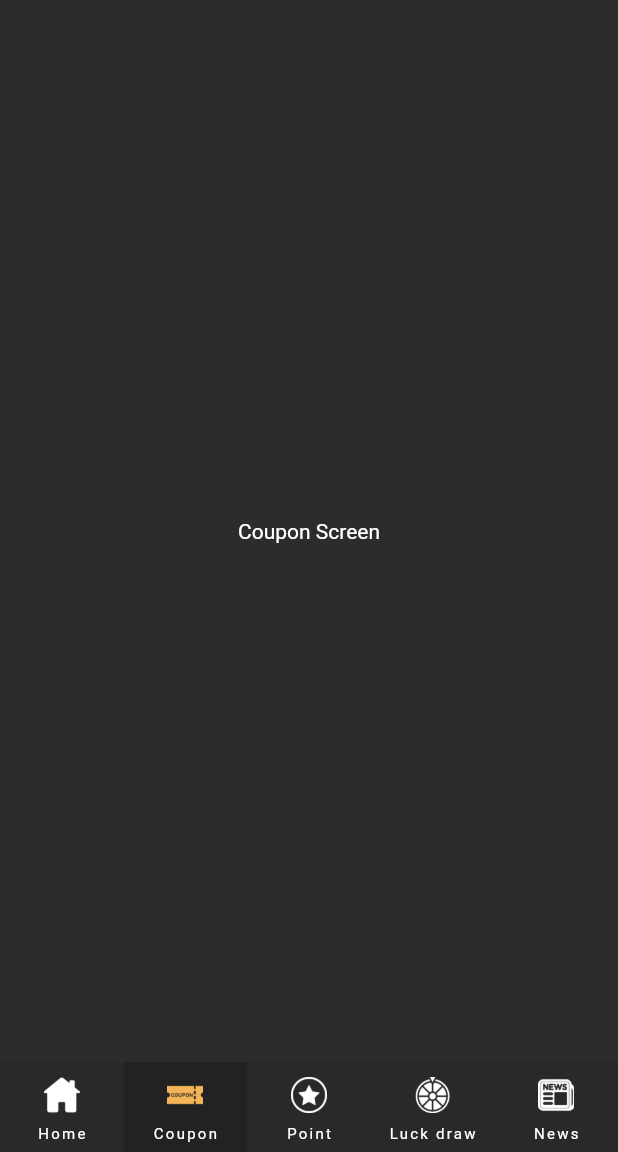
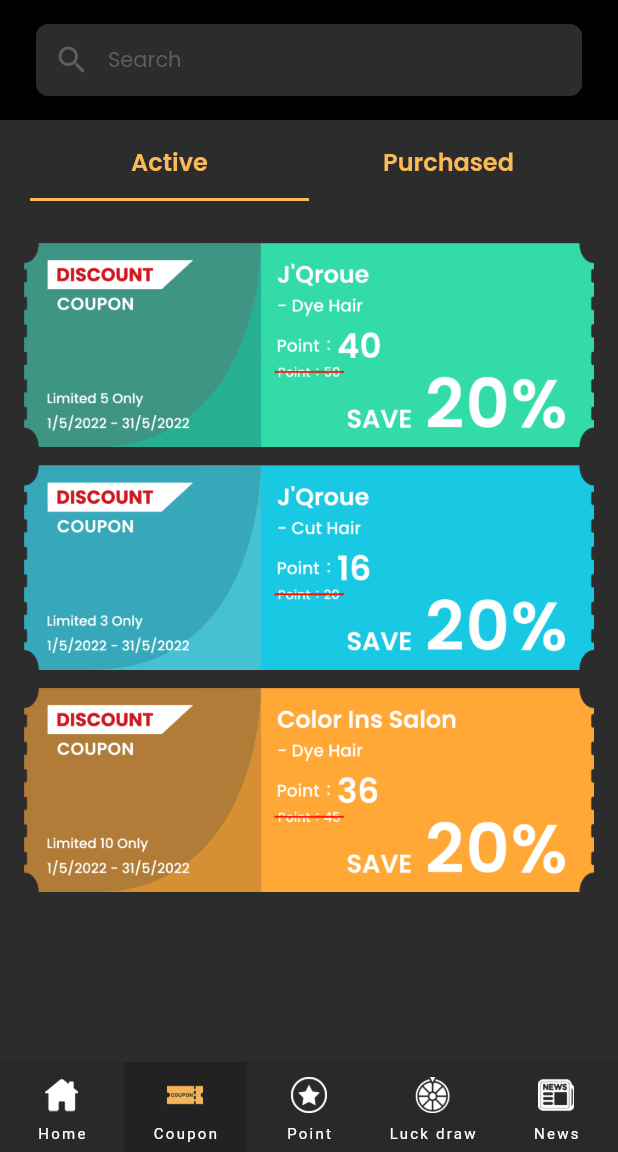
Before and after one commit to Abubakarshaikh/9coin, a Flutter app: the HomeView screen opened directly, item 2 of the bottom bar chosen, on a phone screen of 412 x 824 dp, the part 84-1236 px from its top. Run offline on Flutter 3.47's test engine with Material 2 defaults, Android fonts, the phone set to English and light mode, and no system bars; drawn by our look-alikes of badges; generated files the repository leaves out were written again.

Commit message:
created copoun screen

```diff
--- a/lib/assets/assets.dart
+++ b/lib/assets/assets.dart
@@ -11,19 +11,17 @@
   static String bookShoop = "assets/pics/bookshop.jpg";
   static String maximise = "assets/pics/maximise.jpg";
   static String chickenRice1 = "assets/pics/chicken-rice-1.jpg";
-
   static String coupon = "assets/icons/coupon.png";
   static String couponColor = "assets/icons/coupon-color.png";
-
   static String home = "assets/icons/home.png";
   static String homeColor = "assets/icons/home-color.png";
-
   static String point = "assets/icons/point.png";
   static String pointColor = "assets/icons/point-color.png";
-
   static String luckydraw = "assets/icons/lucky-draw.png";
   static String luckydrawColor = "assets/icons/lucky-draw-color.png";
-
   static String news = "assets/icons/news.png";
   static String newscolor = "assets/icons/news-color.png";
+  static String discountCopoun1 = "assets/pics/discount-copoun1.png";
+  static String discountCopoun2 = "assets/pics/discount-copoun2.png";
+  static String discountCopoun3 = "assets/pics/discount-copoun3.png";
 }
--- a/lib/features/copoun/copoun_page.dart
+++ b/lib/features/copoun/copoun_page.dart
@@ -1,119 +1,173 @@
+import 'dart:developer';
+
 import 'package:flutter/material.dart';
+import 'package:ninecoin/assets/assets.dart';
+import 'package:ninecoin/colors/colors.dart';
+import 'package:ninecoin/typography/text_styles.dart';
 
-class CopounPage extends StatelessWidget {
+class CopounPage extends StatefulWidget {
   const CopounPage({Key? key}) : super(key: key);
 
   @override
+  State<CopounPage> createState() => _CopounPageState();
+}
+
+class _CopounPageState extends State<CopounPage> {
+  final ValueNotifier<int> currentPageIndex = ValueNotifier(0);
+  final PageController controller = PageController(initialPage: 0);
+
+  @override
   Widget build(BuildContext context) {
-    return Center(
-      child: Text("Coupon Screen"),
+    currentPageIndex.value = controller.initialPage;
+    return Column(
+      children: [
+        Container(
+          color: CoinColors.fullBlack,
+          padding: const EdgeInsets.symmetric(horizontal: 24, vertical: 16),
+          child: const TextField(
+            decoration: InputDecoration(
+              prefixIcon: Icon(Icons.search, color: CoinColors.black54),
+              hintText: "Search",
+            ),
+          ),
+        ),
+        Padding(
+          padding: const EdgeInsets.symmetric(vertical: 16, horizontal: 20),
+          child: ValueListenableBuilder<int>(
+            valueListenable: currentPageIndex,
+            builder: (context, state, widget) {
+              return Row(
+                mainAxisAlignment: MainAxisAlignment.center,
+                children: [
+                  Expanded(
+                    child: InkWell(
+                      onTap: () {
+                        currentPageIndex.value = 0;
+                        controller.animateToPage(0,
+                            duration: const Duration(milliseconds: 400),
+                            curve: Curves.easeInOut);
+                      },
+                      child: Column(
+                        children: [
+                          Text("Active",
+                              style: CoinTextStyle.title2.copyWith(
+                                  color: CoinColors.orange,
+                                  fontWeight: FontWeight.w600)),
+                          Container(
+                            margin: const EdgeInsets.symmetric(vertical: 12),
+                            height: 2.0,
+                            color: state == 0
+                                ? CoinColors.orange
+                                : CoinColors.transparent,
+                          ),
+                        ],
+                      ),
+                    ),
+                  ),
+                  Expanded(
+                    child: InkWell(
+                      onTap: () {
+                        currentPageIndex.value = 1;
+                        controller.animateToPage(1,
+                            duration: const Duration(milliseconds: 400),
+                            curve: Curves.easeInOut);
+                      },
+                      child: Column(
+                        children: [
+                          Text("Purchased",
+                              style: CoinTextStyle.title2.copyWith(
+                                  color: CoinColors.orange,
+                                  fontWeight: FontWeight.w600)),
+                          Container(
+                            margin: const EdgeInsets.symmetric(vertical: 12),
+                            height: 2.0,
+                            color: state == 1
+                                ? CoinColors.orange
+                                : CoinColors.transparent,
+                          ),
+                        ],
+                      ),
+                    ),
+                  ),
+                ],
+              );
+            },
+          ),
+        ),
+        Flexible(
+          child: PageView(
+            controller: controller,
+            onPageChanged: (int page) {
+              currentPageIndex.value = page;
+            },
+            children: [
+              ActiveDiscountCopoun(),
+              PurchasedDiscountCopoun(),
+            ],
+          ),
+        ),
+      ],
     );
   }
 }
 
-// class RPSCustomPainter extends CustomPainter {
-//   @override
-//   void paint(Canvas canvas, Size size) {
-//     Paint paint0 = Paint()
-//       ..color = const Color.fromARGB(255, 33, 150, 243)
-//       ..style = PaintingStyle.stroke
-//       ..strokeWidth = 1;
+class DiscountCouponCard extends StatelessWidget {
+  final String imageUrl;
 
-//     Path path0 = Path();
-//     path0.moveTo(size.width * 0.0714286, 0);
-//     path0.quadraticBezierTo(size.width * 0.0720714, size.height * 0.0842500, 0,
-//         size.height * 0.0833333);
-//     path0.lineTo(0, size.height * 0.0833333);
-//     path0.lineTo(0, size.height * 0.1333333);
-//     path0.lineTo(size.width * 0.0285714, size.height * 0.1333333);
-//     path0.lineTo(size.width * 0.0285714, size.height * 0.1666667);
-//     path0.lineTo(0, size.height * 0.1666667);
-//     path0.lineTo(0, size.height * 0.2083333);
-//     path0.lineTo(size.width * 0.0285714, size.height * 0.2083333);
-//     path0.lineTo(size.width * 0.0285714, size.height * 0.2416667);
-//     path0.lineTo(0, size.height * 0.2500000);
-//     path0.lineTo(0, size.height * 0.2500000);
-//     path0.lineTo(0, size.height * 0.2916667);
-//     path0.lineTo(size.width * 0.0357143, size.height * 0.2916667);
-//     path0.lineTo(size.width * 0.0357143, size.height * 0.3333333);
-//     path0.lineTo(0, size.height * 0.3333333);
-//     path0.lineTo(0, size.height * 0.3833333);
-//     path0.lineTo(size.width * 0.0357143, size.height * 0.3833333);
-//     path0.lineTo(size.width * 0.0357143, size.height * 0.4166667);
-//     path0.lineTo(0, size.height * 0.4166667);
-//     path0.lineTo(0, size.height * 0.4666667);
-//     path0.lineTo(size.width * 0.0357143, size.height * 0.4666667);
-//     path0.lineTo(size.width * 0.0357143, size.height * 0.5000000);
-//     path0.lineTo(0, size.height * 0.5000000);
-//     path0.lineTo(0, size.height * 0.5500000);
-//     path0.lineTo(size.width * 0.0357143, size.height * 0.5500000);
-//     path0.lineTo(size.width * 0.0357143, size.height * 0.5833333);
-//     path0.lineTo(0, size.height * 0.5833333);
-//     path0.lineTo(0, size.height * 0.6333333);
-//     path0.lineTo(size.width * 0.0357143, size.height * 0.6333333);
-//     path0.lineTo(size.width * 0.0357143, size.height * 0.6666667);
-//     path0.lineTo(0, size.height * 0.6666667);
-//     path0.lineTo(0, size.height * 0.7166667);
-//     path0.lineTo(size.width * 0.0357143, size.height * 0.7166667);
-//     path0.lineTo(size.width * 0.0357143, size.height * 0.7500000);
-//     path0.lineTo(0, size.height * 0.7500000);
-//     path0.lineTo(0, size.height * 0.8000000);
-//     path0.lineTo(size.width * 0.0357143, size.height * 0.8000000);
-//     path0.lineTo(size.width * 0.0357143, size.height * 0.8666667);
-//     path0.lineTo(0, size.height * 0.8666667);
-//     path0.lineTo(0, size.height * 0.9166667);
+  const DiscountCouponCard({Key? key, required this.imageUrl})
+      : super(key: key);
+  @override
+  Widget build(BuildContext context) {
+    return Row(
+      children: [
+        Expanded(child: Image.asset(imageUrl)),
+      ],
+    );
+  }
+}
 
-//     path0.quadraticBezierTo(size.width * 0.0805000, size.height * 0.9099167,
-//         size.width * 0.0714286, size.height * 0.9916667);
+class ActiveDiscountCopoun extends StatelessWidget {
+  final List<String> copouns = [
+    Assets.discountCopoun1,
+    Assets.discountCopoun2,
+    Assets.discountCopoun3
+  ];
 
-//     path0.quadraticBezierTo(size.width * 0.3017857, size.height * 0.9916667,
-//         size.width * 0.9928571, size.height * 0.9916667);
+  ActiveDiscountCopoun({Key? key}) : super(key: key);
+  @override
+  Widget build(BuildContext context) {
+    return ListView.separated(
+      padding: const EdgeInsets.symmetric(horizontal: 16),
+      itemCount: copouns.length,
+      itemBuilder: (context, index) {
+        return DiscountCouponCard(imageUrl: copouns[index]);
+      },
+      separatorBuilder: (context, index) {
+        return const SizedBox(height: 12);
+      },
+    );
+  }
+}
 
-//     path0.lineTo(size.width, size.height * 0.0083333);
+class PurchasedDiscountCopoun extends StatelessWidget {
+  PurchasedDiscountCopoun({Key? key}) : super(key: key);
+  final List<String> copouns = [
+    Assets.discountCopoun1,
+    Assets.discountCopoun2,
+    Assets.discountCopoun3
+  ];
 
-//     path0.quadraticBezierTo(size.width * 0.7678571, size.height * 0.0062500,
-//         size.width * 0.0714286, 0);
-//     path0.close();
-
-//     canvas.drawPath(path0, paint0);
-//   }
-
-//   @override
-//   bool shouldRepaint(covariant CustomPainter oldDelegate) {
-//     return true;
-//   }
-// }
-
-// >> Triangle
-// CustomPaint(
-//         size: Size(
-//             200,
-//             (200 * 1.2)
-//                 .toDouble()), //You can Replace [WIDTH] with your desired width for Custom Paint and height will be calculated automatically
-//         painter: RPSCustomPainter(),
-//       ),
-// class RPSCustomPainter extends CustomPainter {
-//   @override
-//   void paint(Canvas canvas, Size size) {
-//     Paint paint0 = Paint()
-//       ..color = const Color.fromARGB(255, 33, 150, 243)
-//       ..style = PaintingStyle.stroke
-//       ..strokeWidth = 1;
-
-//     Path path0 = Path();
-//     path0.moveTo(size.width * 0.9900000, size.height * 0.0083333);
-//     path0.quadraticBezierTo(size.width * 0.9025000, size.height * 0.9161667,
-//         size.width * 0.0100000, size.height * 0.9916667);
-//     path0.lineTo(size.width * 0.9900000, size.height * 0.9916667);
-//     path0.quadraticBezierTo(size.width * 0.9900000, size.height * 0.7458333,
-//         size.width * 0.9900000, size.height * 0.0083333);
-//     path0.close();
-
-//     canvas.drawPath(path0, paint0);
-//   }
-
-//   @override
-//   bool shouldRepaint(covariant CustomPainter oldDelegate) {
-//     return true;
-//   }
-// }
+  @override
+  Widget build(BuildContext context) {
+    return ListView.separated(
+      padding: const EdgeInsets.symmetric(horizontal: 16),
+      itemCount: copouns.length,
+      itemBuilder: (context, index) {
+        return DiscountCouponCard(imageUrl: copouns[index]);
+      },
+      separatorBuilder: (context, index) {
+        return const SizedBox(height: 12);
+      },
+    );
+  }
+}
--- a/lib/features/home/components/my_bottom_navigation_bar.dart
+++ b/lib/features/home/components/my_bottom_navigation_bar.dart
@@ -21,8 +21,8 @@
               ? CoinColors.blackMedium1
               : CoinColors.blackMedium2,
           child: NavigationDestination(
-            icon: Image.asset(Assets.home, height: 24, width: 24),
-            selectedIcon: Image.asset(Assets.homeColor, height: 24, width: 24),
+            icon: Image.asset(Assets.home, height: 22, width: 22),
+            selectedIcon: Image.asset(Assets.homeColor, height: 22, width: 22),
             label: 'Home',
           ),
         ),
--- a/lib/features/home/ui/home_view.dart
+++ b/lib/features/home/ui/home_view.dart
@@ -34,7 +34,7 @@
       valueListenable: _valueNotifier,
       builder: (context, int newValue, widgets) {
         return Container(
-          color: CoinColors.black,
+          color: CoinColors.fullBlack,
           child: SafeArea(
             child: Scaffold(
               appBar: AppBar(
@@ -82,44 +82,3 @@
     );
   }
 }
-
-// Padding(
-//             padding: const EdgeInsets.symmetric(horizontal: 16),
-//             child: Row(
-//               mainAxisAlignment: MainAxisAlignment.spaceBetween,
-//               children: [
-//                 Expanded(
-//                     child: InkWell(
-//                   onTap: () {},
-//                   child: Image.asset(Assets.appLogo),
-//                 )),
-//                 Expanded(
-//                   flex: 2,
-//                   child: Row(
-//                     mainAxisAlignment: MainAxisAlignment.end,
-//                     children: [
-//                       CircleIcon(
-//                         onTap: () {
-//                           Navigator.push(context, NotificationPage.route());
-//                         },
-//                         icon: Badge(
-//                           badgeContent: const Text('3'),
-//                           child: const Icon(Icons.notifications),
-//                         ),
-//                       ),
-//                       const SizedBox(width: 12),
-//                       CircleIcon(
-//                           onTap: () {},
-//                           icon: Image.asset(
-//                             Assets.profileIcon,
-//                             height: 20,
-//                             width: 20,
-//                             color: CoinColors.orange,
-//                           )),
-//                     ],
-//                   ),
-//                 ),
-//               ],
-//             ),
-//           ),
-//           const SizedBox(height: 16),
--- a/lib/features/notification/notifications_page.dart
+++ b/lib/features/notification/notifications_page.dart
@@ -1,5 +1,4 @@
 import 'package:badges/badges.dart';
-import 'package:flutter/cupertino.dart';
 import 'package:flutter/material.dart';
 import 'package:ninecoin/colors/colors.dart';
 import 'package:ninecoin/typography/text_styles.dart';
--- a/lib/main.dart
+++ b/lib/main.dart
@@ -1,5 +1,5 @@
 import 'package:flutter/material.dart';
-import 'package:ninecoin/features/home/ui/home_view.dart';
+import 'package:ninecoin/features/auth/ui/login_page.dart';
 import 'theme/theme.dart';
 import 'package:flutter_gen/gen_l10n/app_localizations.dart';
 
@@ -17,7 +17,7 @@
       localizationsDelegates: AppLocalizations.localizationsDelegates,
       debugShowCheckedModeBanner: false,
       theme: AppTheme.standard,
-      home: HomeView(),
+      home: const LoginPage(),
     );
   }
 }
```
Also changed, not shown: assets/pics/discount-copoun1.png (added), assets/pics/discount-copoun2.png (added), assets/pics/discount-copoun3.png (added).
